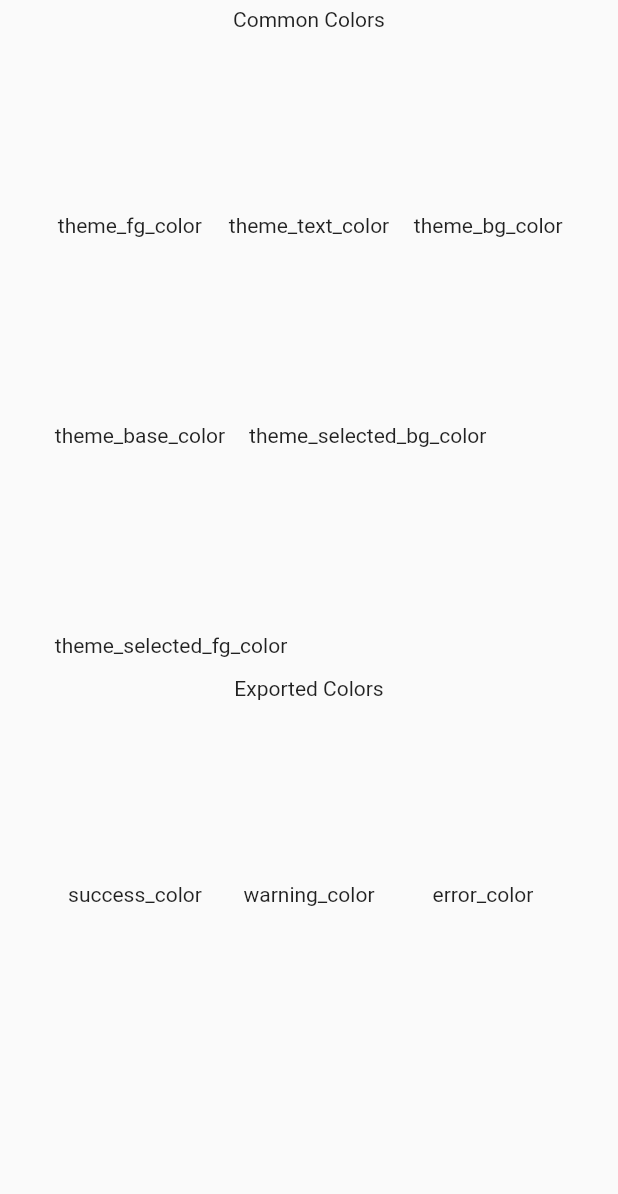
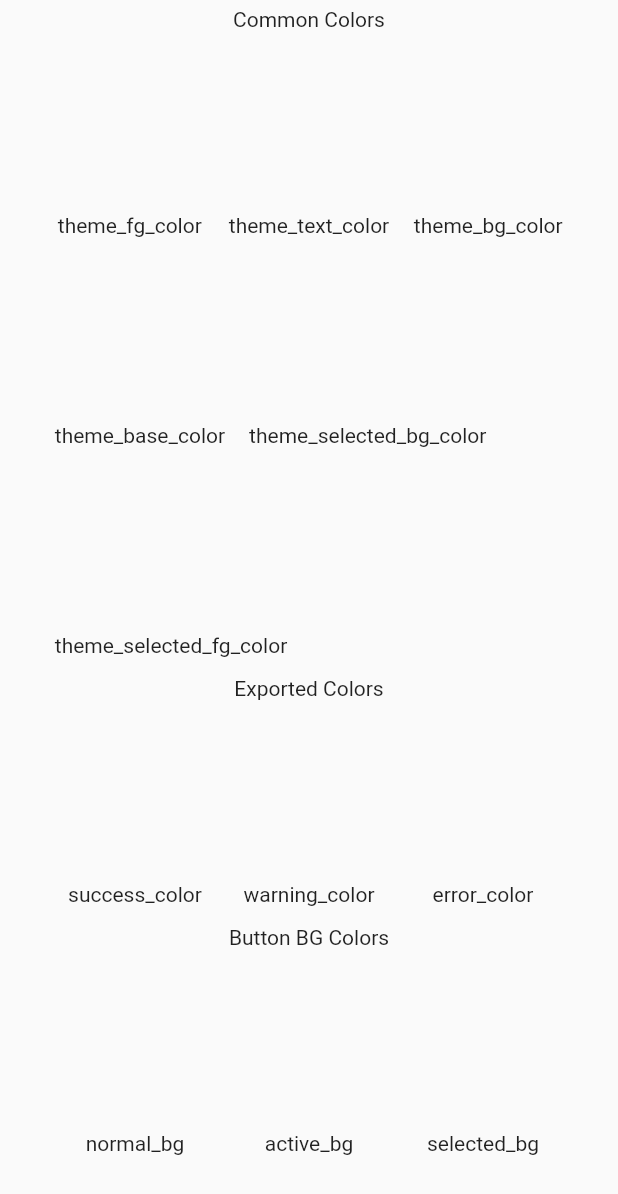
Before and after one commit to gtk-flutter/gtk_theme_fl, a Flutter app: the screen it shows after launch, on a phone screen of 412 x 824 dp. Shown: the top 1194 px of the screen. Run offline on Flutter 3.47's test engine with Material 2 defaults, Android fonts, the phone set to English and light mode, and no system bars; statements that could not run were skipped.

Commit message:
feat(example): Add button bg colors

```diff
--- /dev/null
+++ b/example/lib/button_bg_row.dart
@@ -0,0 +1,50 @@
+import 'package:flgtk/flgtk.dart';
+import 'package:flgtk_example/ColorBox.dart';
+import 'package:flutter/widgets.dart';
+
+class ButtonBGRow extends StatelessWidget {
+  final GtkThemeData themeData;
+
+  const ButtonBGRow({Key? key, required this.themeData}) : super(key: key);
+
+  @override
+  Widget build(BuildContext context) {
+    return Center(
+      child: Column(
+        children: [
+          const SizedBox(
+            height: 5,
+          ),
+          const Text("Button BG Colors"),
+          const SizedBox(
+            height: 5,
+          ),
+          Wrap(
+            children: [
+              ColorBox(
+                color: Color(themeData.buttonThemeData.normal_bg),
+                name: "normal_bg",
+              ),
+              ColorBox(
+                color: Color(themeData.buttonThemeData.active_bg),
+                name: "active_bg",
+              ),
+              ColorBox(
+                color: Color(themeData.buttonThemeData.selected_bg),
+                name: "selected_bg",
+              ),
+              ColorBox(
+                color: Color(themeData.buttonThemeData.focused_bg),
+                name: "focused_bg",
+              ),
+              ColorBox(
+                color: Color(themeData.buttonThemeData.checked_bg),
+                name: "checked_bg",
+              ),
+            ],
+          ),
+        ],
+      ),
+    );
+  }
+}
--- a/example/lib/main.dart
+++ b/example/lib/main.dart
@@ -1,4 +1,4 @@
-import 'package:flgtk_example/ColorBox.dart';
+import 'package:flgtk_example/button_bg_row.dart';
 import 'package:flgtk_example/common_colors_row.dart';
 import 'package:flgtk_example/exported_colors_row.dart';
 import 'package:flutter/material.dart';
@@ -42,6 +42,7 @@ class _MyAppState extends State<MyApp> {
             children: [
               CommonColorsRow(themeData: themeData),
               ExportedColorsRow(themeData: themeData),
+              ButtonBGRow(themeData: themeData),
             ],
           ),
         ),
```
